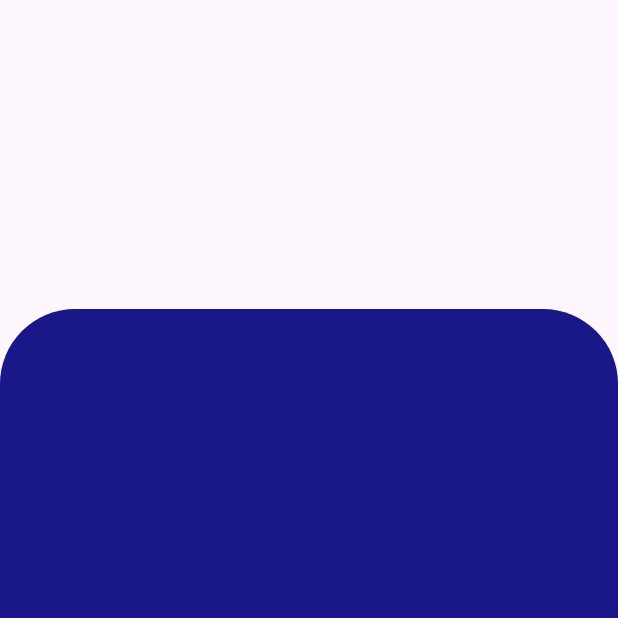
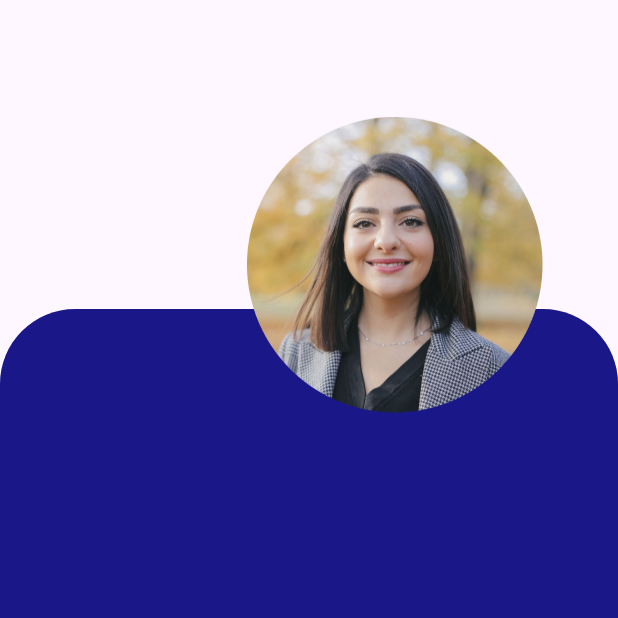
Before and after one commit to minlwin/open-flutter-202409, a Flutter app: the screen it shows after launch, on a phone screen of 412 x 824 dp, the top half of it. Run offline on Flutter 3.47's test engine with Material 3 defaults, Android fonts, the phone set to English and light mode, and no system bars.

Commit message:
Header Widget

```diff
--- a/1_widgets/ep03_profile/lib/main.dart
+++ b/1_widgets/ep03_profile/lib/main.dart
@@ -1,3 +1,4 @@
+import 'package:ep03_profile/model/profile.model.dart';
 import 'package:ep03_profile/views/profile_view.dart';
 import 'package:flutter/material.dart';
 
@@ -5,7 +6,15 @@ void main(List<String> args) {
   runApp(const MaterialApp(
     debugShowCheckedModeBanner: false,
     home: Scaffold(
-      body: ProfileView(),
+      body: ProfileView(
+        profile: Profile(
+          profileImage: "images/profile.png",
+          name: "Thidar Aung",
+          email: "thidar@gmail.com",
+          address:
+              "No 120B/1F Yadanar Myaing Street, Kamayut 1 Quarter, Kamayut",
+        ),
+      ),
     ),
   ));
 }
--- a/1_widgets/ep03_profile/lib/views/profile_view.dart
+++ b/1_widgets/ep03_profile/lib/views/profile_view.dart
@@ -1,11 +1,43 @@
+import 'package:ep03_profile/model/profile.model.dart';
 import 'package:flutter/material.dart';
 
 class ProfileView extends StatelessWidget {
-  const ProfileView({super.key});
+  const ProfileView({super.key, required this.profile});
+
+  final Profile profile;
 
   @override
   Widget build(BuildContext context) {
-    return const ProfileBackground();
+    return Stack(
+      children: [
+        const ProfileBackground(),
+        Column(
+          children: [
+            ProfileHeader(image: profile.profileImage),
+          ],
+        ),
+      ],
+    );
+  }
+}
+
+class ProfileHeader extends StatelessWidget {
+  const ProfileHeader({super.key, required this.image});
+
+  final String image;
+
+  @override
+  Widget build(BuildContext context) {
+    return SizedBox(
+      height: MediaQuery.of(context).size.height / 7 * 3,
+      child: Row(
+        mainAxisAlignment: MainAxisAlignment.end,
+        children: [
+          Image(image: AssetImage(image)),
+          const SizedBox(width: 50),
+        ],
+      ),
+    );
   }
 }
 
--- a/1_widgets/ep03_profile/pubspec.yaml
+++ b/1_widgets/ep03_profile/pubspec.yaml
@@ -52,15 +52,15 @@ dev_dependencies:
 
 # The following section is specific to Flutter packages.
 flutter:
-
+  assets:
+    - images/
   # The following line ensures that the Material Icons font is
   # included with your application, so that you can use the icons in
   # the material Icons class.
   uses-material-design: true
 
   # To add assets to your application, add an assets section, like this:
-  assets:
-    - images/
+  #   assets:
   #   - images/a_dot_burr.jpeg
   #   - images/a_dot_ham.jpeg
 
```
